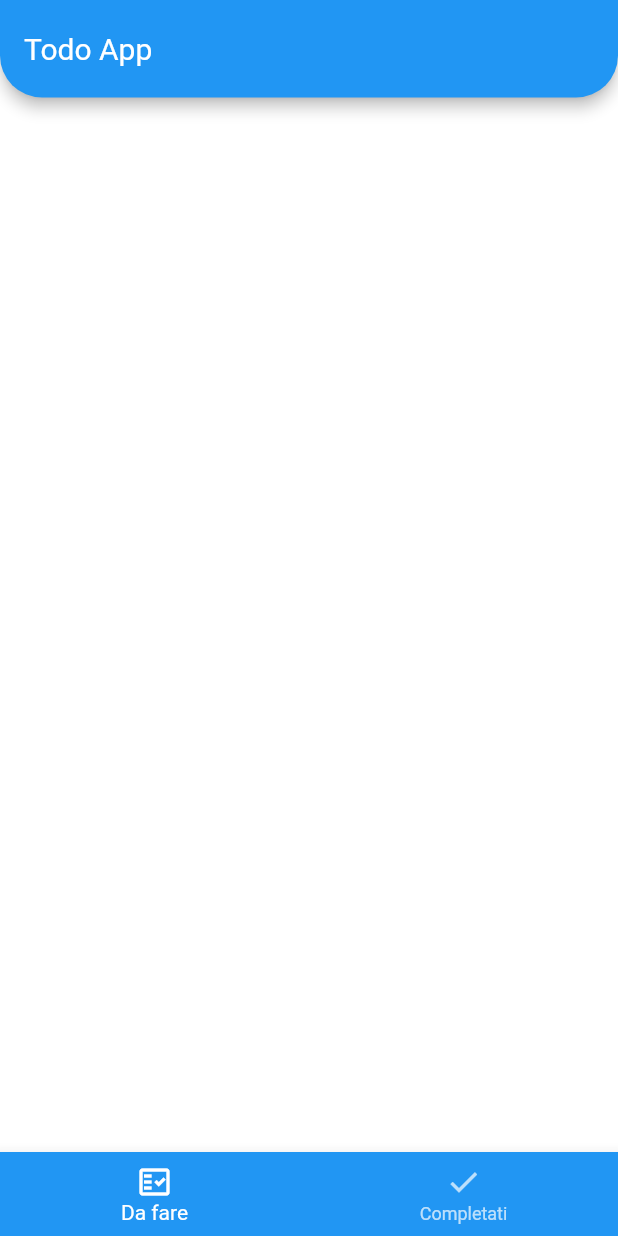
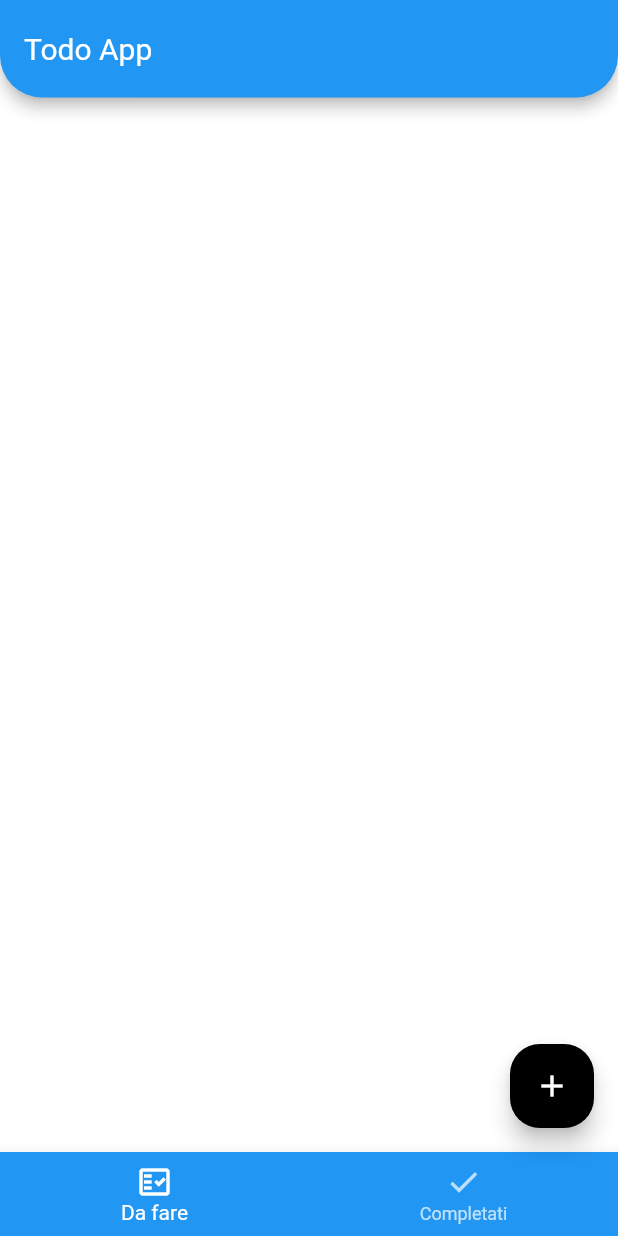
Before and after one commit to edoremo00/todoapp, a Flutter app: the screen it shows after launch, on a phone screen of 412 x 824 dp. Run offline on Flutter 3.47's test engine with Material 2 defaults, Android fonts, the phone set to English and light mode, and no system bars.

Commit message:
creata homepage

```diff
--- a/lib/main.dart
+++ b/lib/main.dart
@@ -1,6 +1,6 @@
 import 'package:flutter/material.dart';
 
-import 'Homepage.dart';
+import 'pages/Homepage.dart';
 
 void main() {
   runApp(MyApp());
--- /dev/null
+++ b/lib/pages/Homepage.dart
@@ -0,0 +1,70 @@
+import 'package:flutter/material.dart';
+import 'package:mytodoapp/widgets/addtodialogwidget.dart';
+import 'package:mytodoapp/main.dart';
+
+class Homepage extends StatefulWidget {
+  const Homepage({Key? key}) : super(key: key);
+
+  @override
+  _HomepageState createState() => _HomepageState();
+}
+
+class _HomepageState extends State<Homepage> {
+  int selectedindex = 0;
+  @override
+  Widget build(BuildContext context) {
+    final tabs = [Container(), Container()];
+    return Scaffold(
+      appBar: AppBar(
+        toolbarHeight: 65,
+        title: Text(
+          MyApp.title,
+          style: TextStyle(fontWeight: FontWeight.w400),
+        ),
+        shape: RoundedRectangleBorder(
+          borderRadius: BorderRadius.vertical(
+            bottom: Radius.circular(28),
+          ),
+        ),
+      ),
+      bottomNavigationBar: BottomNavigationBar(
+        backgroundColor: Theme.of(context).primaryColor,
+        unselectedItemColor: Colors.white.withOpacity(0.7),
+        selectedItemColor: Colors.white,
+        currentIndex: selectedindex,
+        onTap: (index) => setState(() {
+          selectedindex = index;
+        }),
+        items: [
+          BottomNavigationBarItem(
+            tooltip: 'Da fare',
+            icon: Icon(Icons.fact_check_outlined),
+            label: 'Da fare',
+          ),
+          BottomNavigationBarItem(
+            tooltip: 'Completati',
+            icon: Icon(Icons.done),
+            label: 'Completati',
+          ),
+        ],
+      ),
+      body: tabs[selectedindex],
+      floatingActionButton: FloatingActionButton(
+        backgroundColor: Colors.black,
+        onPressed: () => showDialog(
+          context: context,
+          builder: (context) {
+            return Addtododialogwidget();
+          },
+        ),
+        child: Icon(Icons.add),
+        shape: RoundedRectangleBorder(
+          borderRadius: BorderRadius.all(
+            Radius.circular(20),
+          ),
+        ),
+        tooltip: 'create new todo',
+      ),
+    );
+  }
+}
```
